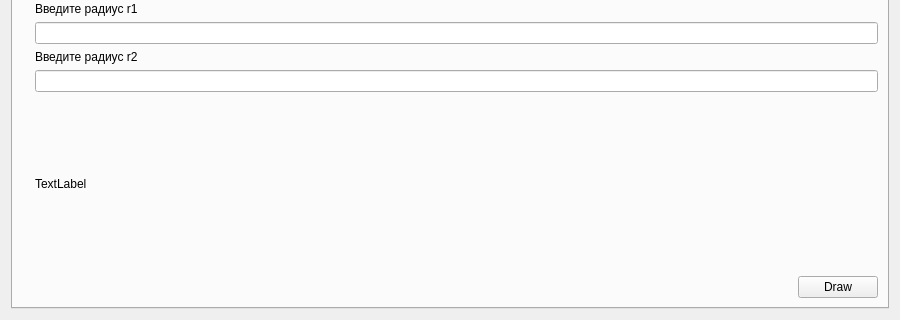
Qt form app/templates/form_v2.ui (MikeKPI/CGApp) before a commit; both pictures show x 0 to 900 and y 680 to 1000 of the 900 by 1000 pixel window.
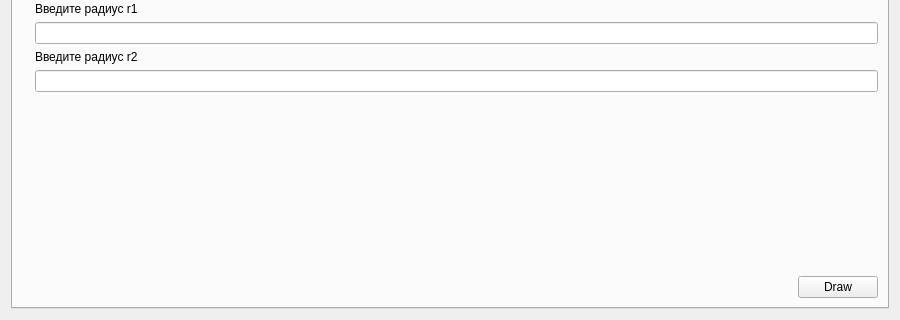
The same form after that commit. The open tabs and pages were chosen to show the change. Icons and pictures are not drawn. Custom widgets are drawn as their Qt base class.

What changed in the file:
```diff
--- a/app/templates/form_v2.ui
+++ b/app/templates/form_v2.ui
@@ -127,7 +127,7 @@
            <item row="10" column="1">
             <widget class="QLabel" name="label_7">
              <property name="text">
-              <string>TextLabel</string>
+              <string/>
              </property>
             </widget>
            </item>
```
Left out of the diff: 2 changed lines with no effect on the pictures.
